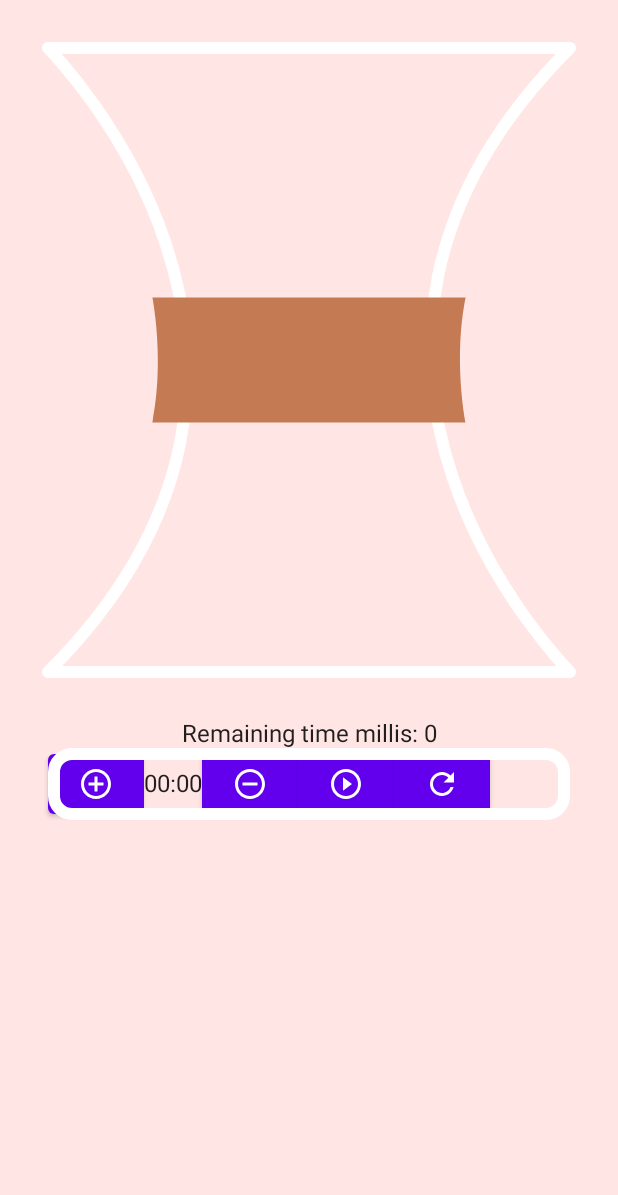
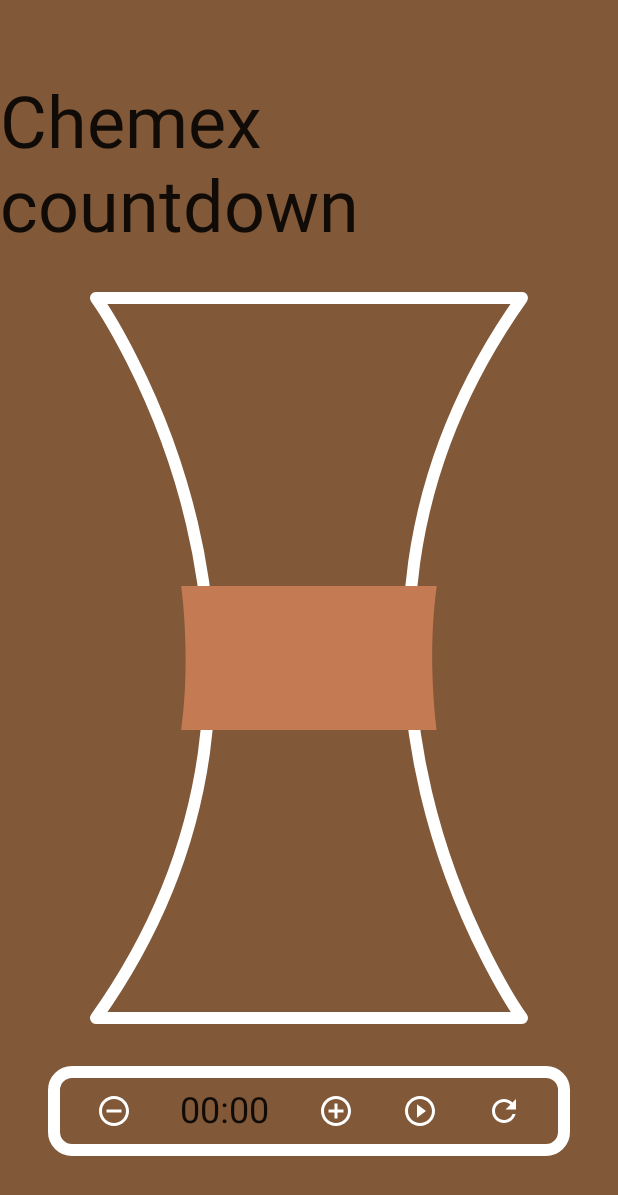
Before and after one commit to kdreamix/ComposeCountdownTimerApp, an Android app built with Jetpack Compose: the composable CountDownScreen shown on its own in the app's theme, on a phone screen of 412 x 824 dp. Shown: the top 1195 px of the screen. Run offline under Robolectric (Android 15) with nearby library versions, the phone set to English and light mode, and no system bars; 1 statement that could not run was skipped.

Commit message:
Basic ui done

```diff
--- a/app/src/main/java/com/example/androiddevchallenge/CountdownViewModel.kt
+++ b/app/src/main/java/com/example/androiddevchallenge/CountdownViewModel.kt
@@ -44,6 +44,7 @@
         timeInFuture: Long = totalTimeStateFlow.value + 1.seconds.toLongMilliseconds(),
         interval: Long = 1000L
     ) {
+        if (timeInFuture == 0L) return
         timerStateFlow.value = TimerState.InProgress
         remainingTimeStateFlow.value = timeInFuture
         timer = object : CountDownTimer(timeInFuture, interval) {
--- a/app/src/main/java/com/example/androiddevchallenge/ui/Chemex.kt
+++ b/app/src/main/java/com/example/androiddevchallenge/ui/Chemex.kt
@@ -5,9 +5,7 @@
 import androidx.compose.foundation.background
 import androidx.compose.foundation.layout.Box
 import androidx.compose.foundation.layout.fillMaxSize
-import androidx.compose.foundation.layout.height
 import androidx.compose.foundation.layout.padding
-import androidx.compose.foundation.layout.width
 import androidx.compose.runtime.Composable
 import androidx.compose.runtime.getValue
 import androidx.compose.ui.Modifier
@@ -41,7 +39,6 @@
         modifier = modifier
             .fillMaxSize()
             .background(bgColor)
-            .padding(32.dp)
 
     ) {
         val insidePadding = with(LocalDensity.current) { 24.dp.toPx() }
@@ -158,7 +155,7 @@
         reverseDiff,
         color = color,
         style = style,
-        alpha = 0.5f
+        alpha = 1f
     )
 
     // drawPath(
--- a/app/src/main/java/com/example/androiddevchallenge/ui/CountDownScreen.kt
+++ b/app/src/main/java/com/example/androiddevchallenge/ui/CountDownScreen.kt
@@ -15,11 +15,11 @@
  */
 package com.example.androiddevchallenge.ui
 
-import androidx.compose.animation.AnimatedVisibility
 import androidx.compose.animation.ExperimentalAnimationApi
 import androidx.compose.foundation.Image
 import androidx.compose.foundation.background
 import androidx.compose.foundation.border
+import androidx.compose.foundation.clickable
 import androidx.compose.foundation.layout.Arrangement
 import androidx.compose.foundation.layout.Box
 import androidx.compose.foundation.layout.Column
@@ -28,52 +28,30 @@
 import androidx.compose.foundation.layout.fillMaxWidth
 import androidx.compose.foundation.layout.height
 import androidx.compose.foundation.layout.padding
-import androidx.compose.foundation.layout.width
 import androidx.compose.foundation.shape.RoundedCornerShape
-import androidx.compose.foundation.text.KeyboardOptions
-import androidx.compose.material.Button
-import androidx.compose.material.OutlinedTextField
 import androidx.compose.material.Text
 import androidx.compose.runtime.Composable
 import androidx.compose.runtime.collectAsState
 import androidx.compose.runtime.getValue
-import androidx.compose.runtime.mutableStateOf
-import androidx.compose.runtime.remember
-import androidx.compose.runtime.setValue
 import androidx.compose.ui.Alignment
 import androidx.compose.ui.Modifier
 import androidx.compose.ui.graphics.Color
 import androidx.compose.ui.res.painterResource
-import androidx.compose.ui.text.input.KeyboardType
 import androidx.compose.ui.unit.dp
+import androidx.compose.ui.unit.sp
 import androidx.lifecycle.viewmodel.compose.viewModel
 import com.example.androiddevchallenge.CountdownViewModel
 import com.example.androiddevchallenge.R
 import com.example.androiddevchallenge.TimerState
 import com.example.androiddevchallenge.milliSecondsToHHMMSSDisplay
 import com.example.androiddevchallenge.ui.theme.bgColor
+import com.example.androiddevchallenge.ui.theme.typography
 import kotlin.time.ExperimentalTime
-import kotlin.time.seconds
 
 @Composable
 fun RemainingTimeDebugText(viewModel: CountdownViewModel = viewModel()) {
     val formattedTime by viewModel.remainingTimeStateFlow.collectAsState(0L)
     Text(text = "Remaining time millis: $formattedTime")
-}
-
-@Composable
-fun InputRow(
-    state: TimerState,
-    seconds: Int,
-    onSecondsChange: (String) -> Unit
-) {
-    CountDownInput(
-        value = seconds.toString(),
-        onValueChange = {
-            onSecondsChange(it.padStart(1, '0'))
-        },
-        state = state,
-    )
 }
 
 @Composable
@@ -86,29 +64,8 @@
             TimerState.Uninitialized -> totalTime.milliSecondsToHHMMSSDisplay()
             else -> remainingTime.milliSecondsToHHMMSSDisplay()
 
-        }
+        }, fontSize = 24.sp
     )
-}
-
-@Composable
-fun CountDownInput(
-    value: String,
-    onValueChange: (String) -> Unit,
-    state: TimerState,
-) {
-    Box(modifier = Modifier.width(60.dp)) {
-        OutlinedTextField(
-            value = value,
-            onValueChange = {
-                onValueChange(it)
-            },
-            modifier = Modifier.fillMaxWidth(),
-            enabled = state != TimerState.InProgress,
-            keyboardOptions = KeyboardOptions(keyboardType = KeyboardType.Number),
-            maxLines = 1
-
-        )
-    }
 }
 
 @OptIn(ExperimentalTime::class)
@@ -119,13 +76,19 @@
     Box(
         modifier = Modifier
             .fillMaxSize()
-            .background(bgColor)
+            .background(bgColor),
+        contentAlignment = Alignment.Center
     ) {
         Column(
             horizontalAlignment = Alignment.CenterHorizontally,
             verticalArrangement = Arrangement.Center,
         ) {
-            Chemex(modifier = Modifier.height(480.dp), progress = progress)
+            Text(text = "Chemex countdown", style = typography.h3)
+            Chemex(
+                modifier = Modifier
+                    .padding(horizontal = 64.dp, vertical = 32.dp)
+                    .height(480.dp), progress = progress
+            )
             ElectronScale()
         }
     }
@@ -136,7 +99,6 @@
 fun ElectronScale(viewModel: CountdownViewModel = viewModel()) {
     val timerState: TimerState by viewModel.timerStateFlow.collectAsState(TimerState.Uninitialized)
 
-    RemainingTimeDebugText()
     Box(
         Modifier
             .fillMaxWidth()
@@ -144,30 +106,36 @@
             .border(8.dp, Color.White, shape = RoundedCornerShape(16.dp))
 
     ) {
-        Row(verticalAlignment = Alignment.CenterVertically) {
-            Button(onClick = { viewModel.addSec() }) {
-                Image(
-                    painterResource(id = R.drawable.ic_baseline_add_circle_outline_24),
-                    contentDescription = "add"
-                )
-            }
-            TimeDisplayRow(viewModel)
-            Button(onClick = { viewModel.minusSec() }) {
-                Image(
-                    painterResource(id = R.drawable.ic_baseline_remove_circle_outline_24),
-                    contentDescription = "minus"
-                )
-            }
-            StartButton(
-                timerState = timerState,
-                onClick = {
-                    viewModel.start()
+        Row(
+            verticalAlignment = Alignment.CenterVertically,
+            modifier = Modifier
+                .padding(horizontal = 16.dp, vertical = 16.dp)
+                .fillMaxWidth(),
+            horizontalArrangement = Arrangement.SpaceAround,
+        ) {
+            Image(
+                painterResource(id = R.drawable.ic_baseline_remove_circle_outline_24),
+                contentDescription = "minus",
+                modifier = Modifier.clickable {
+                    viewModel.minusSec()
                 }
             )
+
+            TimeDisplayRow(viewModel)
+
+            Image(
+                painterResource(id = R.drawable.ic_baseline_add_circle_outline_24),
+                contentDescription = "add",
+                modifier = Modifier.clickable {
+                    viewModel.addSec()
+                }
+            )
+
             PauseResumeToggle(
                 timerState = timerState,
                 onClick = {
                     when (timerState) {
+                        TimerState.Uninitialized -> viewModel.start()
                         TimerState.InProgress -> viewModel.pause()
                         TimerState.Paused -> viewModel.resume()
                     }
@@ -180,67 +148,26 @@
 
 @OptIn(ExperimentalAnimationApi::class)
 @Composable
-fun StartButton(timerState: TimerState, onClick: () -> Unit) {
-
-    AnimatedVisibility(
-        visible = when (timerState) {
-            TimerState.Uninitialized -> true
-            TimerState.InProgress, TimerState.Paused -> false
-        }
-    ) {
-        Button(
-            onClick = {
-                onClick()
-            }
-        ) {
-            Image(
-                painter = painterResource(R.drawable.ic_baseline_play_circle_outline_24),
-                contentDescription = ""
-            )
-        }
+fun PauseResumeToggle(timerState: TimerState, onClick: () -> Unit) {
+    val res = when (timerState) {
+        TimerState.Uninitialized -> R.drawable.ic_baseline_play_circle_outline_24
+        TimerState.InProgress -> R.drawable.ic_baseline_pause_circle_outline_24
+        TimerState.Paused -> R.drawable.ic_baseline_play_circle_outline_24
     }
-}
-
-@OptIn(ExperimentalAnimationApi::class)
-@Composable
-fun PauseResumeToggle(timerState: TimerState, onClick: () -> Unit) {
-    AnimatedVisibility(
-        visible = when (timerState) {
-            TimerState.Uninitialized -> false
-            TimerState.InProgress, TimerState.Paused -> true
-        }
-    ) {
-        Button(onClick = { onClick() }) {
-            when (timerState) {
-                TimerState.Uninitialized -> Image(
-                    painter = painterResource(R.drawable.ic_baseline_play_circle_outline_24),
-                    contentDescription = ""
-                )
-                TimerState.InProgress -> Image(
-                    painter = painterResource(R.drawable.ic_baseline_pause_circle_outline_24),
-                    contentDescription = ""
-                )
-                TimerState.Paused -> Image(
-                    painter = painterResource(R.drawable.ic_baseline_play_circle_outline_24),
-                    contentDescription = ""
-                )
-            }
-
-        }
-    }
+    Image(
+        painter = painterResource(id = res),
+        contentDescription = "",
+        modifier = Modifier.clickable { onClick() })
 }
 
 @OptIn(ExperimentalAnimationApi::class)
 @Composable
 fun ClearButton(onClick: () -> Unit) {
-    Button(
-        onClick = {
+    Image(
+        painter = painterResource(R.drawable.ic_baseline_refresh_24),
+        contentDescription = "",
+        Modifier.clickable {
             onClick()
         }
-    ) {
-        Image(
-            painter = painterResource(R.drawable.ic_baseline_refresh_24),
-            contentDescription = ""
-        )
-    }
+    )
 }
--- a/app/src/main/java/com/example/androiddevchallenge/ui/theme/Color.kt
+++ b/app/src/main/java/com/example/androiddevchallenge/ui/theme/Color.kt
@@ -26,4 +26,4 @@
 val coffeeColor = Color(0xFF531C07)
 val handleColor = Color(0xFFC47A53)
 val outlineColor = Color(0xFFFFFFFF)
-val bgColor = Color(0xFFFFE6E5)
+val bgColor = Color(0xFF815838)
```
